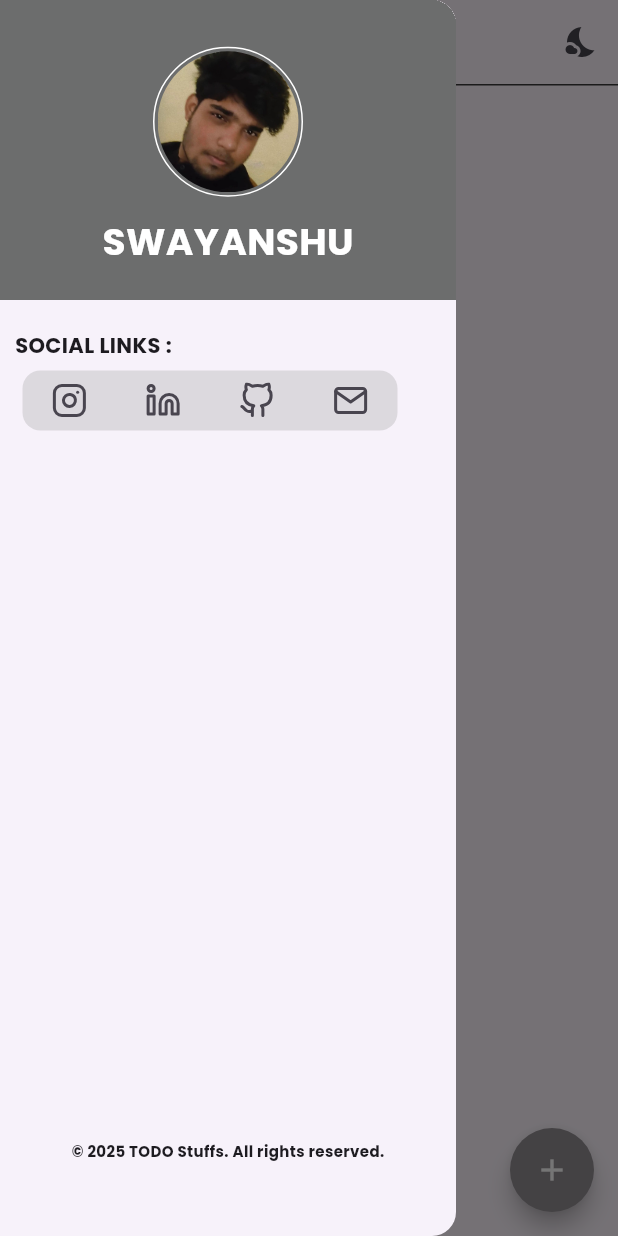
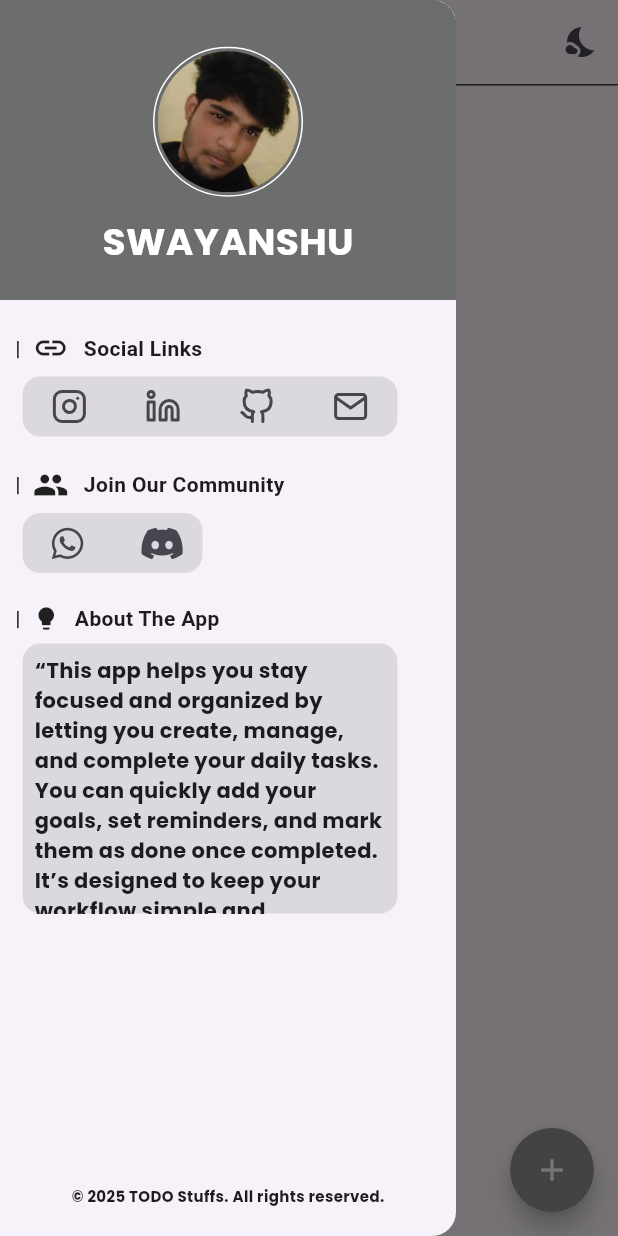
Before and after one commit to Swayanshuu/todostuffs, a Flutter app: the screen it shows after launch, with the side drawer open, on a phone screen of 412 x 824 dp. Run offline on Flutter 3.47's test engine with Material 3 defaults, Android fonts, the phone set to English and light mode, and no system bars; our stand-ins replace feather_icons, font_awesome_flutter, shared_preferences.

Commit message:
Added to Drawer

```diff
--- a/lib/appDrawer.dart
+++ b/lib/appDrawer.dart
@@ -1,7 +1,9 @@
 import 'package:feather_icons/feather_icons.dart';
+import 'package:flutter/cupertino.dart';
 import 'package:flutter/material.dart';
+import 'package:font_awesome_flutter/font_awesome_flutter.dart';
 import 'package:url_launcher/url_launcher.dart';
-import 'package:todostuffs/mainScreen.dart';
+//import 'package:todostuffs/mainScreen.dart';
 
 class Appdrawer extends StatefulWidget {
   const Appdrawer({super.key});
@@ -68,7 +70,19 @@ class _AppdrawerState extends State<Appdrawer> {
                   Container(
                     padding: EdgeInsets.symmetric(horizontal: 10),
                     alignment: Alignment.centerLeft,
-                    child: Text("SOCIAL LINKS : ",style: TextStyle(fontSize: 14,fontWeight: FontWeight.bold,fontFamily: 'Poppins'),)),
+                    //child: Text("|  SOCIAL LINKS : ",style: TextStyle(fontSize: 14,fontWeight: FontWeight.bold,fontFamily: 'Poppins'),)
+
+                    child: Row(
+                      children: [
+                        Text("|",style: TextStyle(fontWeight: FontWeight.bold),),
+                        SizedBox(width: 8,),
+                        Icon(Icons.link,weight: 10,),
+                        SizedBox(width: 10,),
+                        Text("Social Links",style: TextStyle(fontWeight: FontWeight.bold)),
+                      ],
+                    ),
+
+                    ),
 
 
                   SizedBox(height: 7,),
@@ -119,10 +133,126 @@ class _AppdrawerState extends State<Appdrawer> {
                 ],
               ),
 
+              SizedBox(height: 20,),
+
+              Column(
+                children: [
+                  Container(
+                    padding: EdgeInsets.symmetric(horizontal: 10),
+                    child: Row(
+                      children: [
+                        Text("|",style: TextStyle(fontWeight: FontWeight.bold),),
+                        SizedBox(width: 8,),
+                        Icon(Icons.group,weight: 10,),
+                        SizedBox(width: 10,),
+                        Text("Join Our Community",style: TextStyle(fontWeight: FontWeight.bold)),
+                      ],
+                    ),
+                  ),
+
+                  SizedBox(height: 7,),
+
+                  Container(
+                    padding: EdgeInsets.symmetric(horizontal: 15),
+                    alignment: Alignment.centerLeft,
+                    child: Container(
+                      height: 40,
+                      width: 120,
+                      decoration: BoxDecoration(color: Colors.grey.withOpacity(.3),borderRadius: BorderRadius.circular(12)),
+
+                      child: Row(
+
+                        mainAxisAlignment: MainAxisAlignment.spaceAround,
+                       children: [
+
+                        IconButton(
+                           icon: Icon(FontAwesomeIcons.whatsapp),
+                          onPressed: (){
+                            launchUrl(Uri.parse("https://wa.me/9853485548"));
+                          }),
+
+                          IconButton(
+                          icon: Icon(FontAwesomeIcons.discord),
+                          onPressed: (){
+                            launchUrl(Uri.parse("https://discord.gg/xFYNUgBBWX"));
+                          }),
+
+                          // IconButton(
+                          // icon: Icon(FontAwesomeIcon),
+                          // onPressed: (){
+                          //   launchUrl(Uri.parse("https://github.com/Swayanshuu"));
+                          // }),
+
+                          // IconButton(
+                          // icon: Icon(FeatherIcons.mail),
+                          // onPressed: (){
+                          //   launchUrl(Uri.parse("mailto:swayanshu119@gmail.com"));
+                          // }),
+                       ],
+                      ),
+
+
+                    ),
+                  ),
+                ],
+              ),
+
+              SizedBox(height: 20,),
+
+              Container(
+                child: Column(
+                  children: [
+                    Container(
+                    padding: EdgeInsets.symmetric(horizontal: 10),
+                    child: Row(
+                      children: [
+                        Text("|",style: TextStyle(fontWeight: FontWeight.bold),),
+                        SizedBox(width: 8,),
+                        Icon(Icons.lightbulb,size: 18,),
+                        SizedBox(width: 10,),
+                        Text("About The App",style: TextStyle(fontWeight: FontWeight.bold)),
+                      ],
+                    ),
+                  ),
+
+                  SizedBox(height: 7,),
+
+                  Container(
+                    padding: EdgeInsets.symmetric(horizontal: 15),
+                    alignment: Alignment.centerLeft,
+                    child: Container(
+                      height: 180,
+                      width: 250,
+                      decoration: BoxDecoration(color: Colors.grey.withOpacity(.3),borderRadius: BorderRadius.circular(12)),
+
+                      child: SingleChildScrollView(
+                        padding: const EdgeInsets.all(8.0),
+                        child: Column(
+                          children: [
+                            Text("“This app helps you stay focused and organized by letting you create, manage, and complete your daily tasks. You can quickly add your goals, set reminders, and mark them as done once completed. It’s designed to keep your workflow simple and distraction-free.”",
+                            style: TextStyle(fontFamily: 'Poppins',fontWeight: FontWeight.bold,fontSize: 14),),
+
+                            SizedBox(height: 10,),
+
+                            Text("“Whether it's for studies, work, or personal use, this app lets you track your progress and manage your time effectively. Stay motivated and move forward — one task at a time.”",
+                        style: TextStyle(fontFamily: 'Poppins',fontWeight: FontWeight.bold),),
+                          ],
+                        ),
+
+
+                      ),
+
+
+                    ),
+                  ),
+                  ],
+                ),
+              ),
+
               Spacer(), // pushes the folowing widget to the bottom
 
               Padding(
-                padding: const EdgeInsets.only(bottom: 50.0),
+                padding: const EdgeInsets.only(bottom: 20.0),
                 child: Text("© 2025 TODO Stuffs. All rights reserved.",style: TextStyle(fontFamily: 'Poppins',fontWeight: FontWeight.bold, fontSize: 10),),
               ),
             ],
--- a/lib/mainScreen.dart
+++ b/lib/mainScreen.dart
@@ -1,10 +1,10 @@
-import 'package:feather_icons/feather_icons.dart';
+//import 'package:feather_icons/feather_icons.dart';
 import 'package:flutter/material.dart';
 import 'package:todostuffs/addFunction.dart';
 import 'package:shared_preferences/shared_preferences.dart';
 import 'package:todostuffs/appDrawer.dart';
 import 'package:todostuffs/todoListBuilder.dart';
-import 'package:url_launcher/url_launcher.dart';
+//import 'package:url_launcher/url_launcher.dart';
 
 class Mainscreen extends StatefulWidget {
   final VoidCallback toggleTheme;
```
Also changed, not shown: pubspec.yaml (+11 -1 lines), assets/icon/whatsapp.jpg (added), pubspec.lock.
